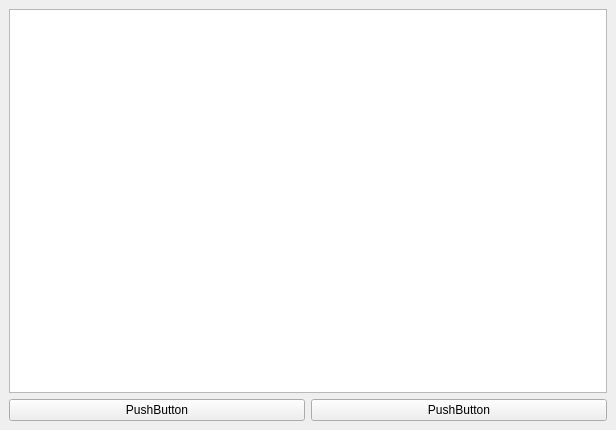
Before: the Qt Designer form planner/ktaskwindow.ui in kiramor/planner, drawn with Qt 5.
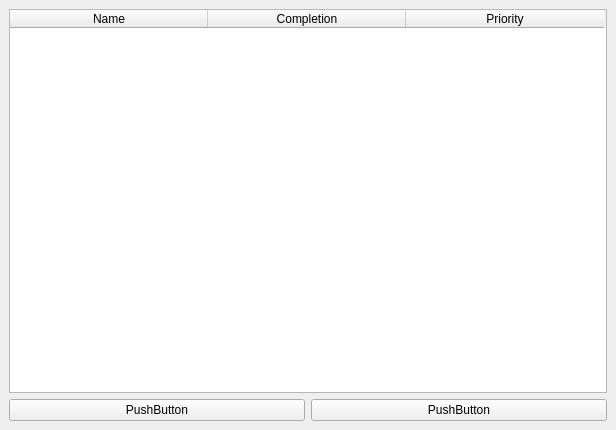
After: the same form once the commit is applied.

Patch:
```diff
--- a/planner/ktaskwindow.ui
+++ b/planner/ktaskwindow.ui
@@ -16,7 +16,35 @@
   <widget class="QWidget" name="centralwidget">
    <layout class="QVBoxLayout" name="verticalLayout">
     <item>
-     <widget class="QTableWidget" name="twTable"/>
+     <widget class="QTableWidget" name="twTable">
+      <property name="columnCount">
+       <number>3</number>
+      </property>
+      <attribute name="horizontalHeaderCascadingSectionResizes">
+       <bool>false</bool>
+      </attribute>
+      <attribute name="horizontalHeaderDefaultSectionSize">
+       <number>198</number>
+      </attribute>
+      <attribute name="verticalHeaderStretchLastSection">
+       <bool>false</bool>
+      </attribute>
+      <column>
+       <property name="text">
+        <string>Name</string>
+       </property>
+      </column>
+      <column>
+       <property name="text">
+        <string>Completion</string>
+       </property>
+      </column>
+      <column>
+       <property name="text">
+        <string>Priority</string>
+       </property>
+      </column>
+     </widget>
     </item>
     <item>
      <layout class="QHBoxLayout" name="horizontalLayout">
```
